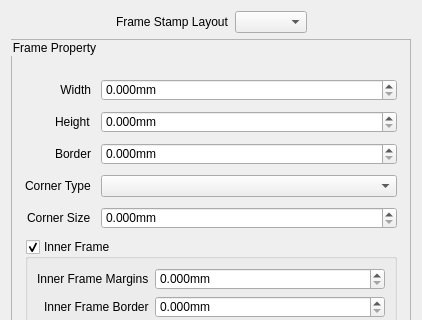
The window that src/ui/StampStripDialog.ui (oneminute/LaserController) describes before a commit, drawn with Qt 5; both pictures show x 0 to 422 and y 0 to 320 of the 422 by 764 pixel window.
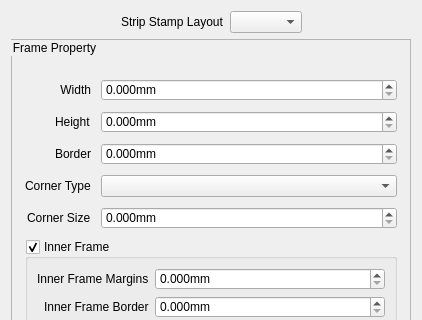
The same window after the commit. Icons and pictures are not drawn. Custom widgets are drawn as their Qt base class.

The edit to the form file:
```diff
--- a/src/ui/StampStripDialog.ui
+++ b/src/ui/StampStripDialog.ui
@@ -44,7 +44,7 @@
      <item>
       <widget class="QLabel" name="frameStampLayoutLabel">
        <property name="text">
-        <string>Frame Stamp Layout</string>
+        <string>Strip Stamp Layout</string>
        </property>
       </widget>
      </item>
```
Left out of the diff: 2 changed lines with no effect on the pictures.
